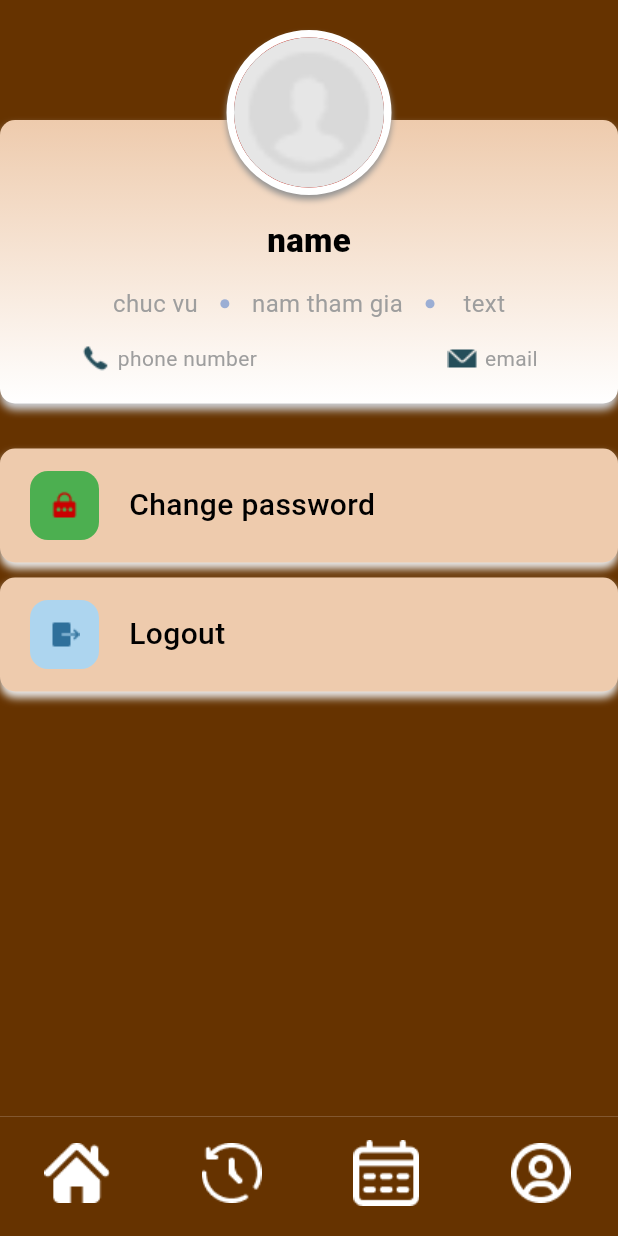
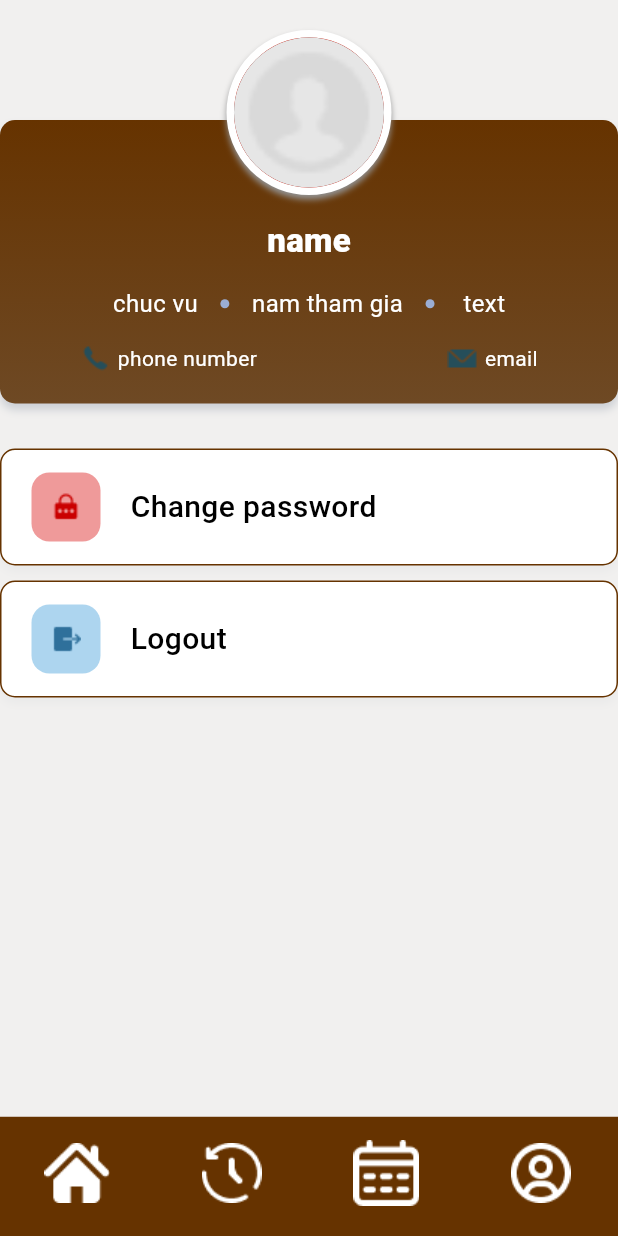
Before and after one commit to 0899905503/ManagementEAS, a Flutter app: the screen it shows after launch, swiped to page 3, on a phone screen of 412 x 824 dp. Run offline on Flutter 3.47's test engine with Material 3 defaults, Android fonts, the phone set to English and light mode, and no system bars; drawn by our look-alikes of cached_network_image; our stand-ins replace equatable, flutter_bloc, get; missing offline and left inert: dart:ffi; network calls fail; Roboto replaces fonts that are missing (AlumniSans).

Commit message:
update UI for Profile screen

```diff
--- a/lib/UI/Employee/profile_page/profile_page.dart
+++ b/lib/UI/Employee/profile_page/profile_page.dart
@@ -26,7 +26,7 @@ class _ProfileState extends State<Profile> {
   Widget _buildBodyWidget() {
     return Container(
         decoration: const BoxDecoration(
-          color: Color(0xff663300),
+          color: Color(0xFFF1F0EF),
         ),
         child: Column(
           children: [
@@ -37,7 +37,7 @@ class _ProfileState extends State<Profile> {
               children: [
                 userInfo(),
                 _avatarWidget(
-                    "https://upos.nq72.de/uploads/media/1701657308_595413654_OIG.y7Qm3KY4fs5.iN9qWcy3"),
+                    "https://upos.nq72.de/uploads/media/1701657308_595413654_OIG.y7Qm3KY4fs5"),
               ],
             ),
             const SizedBox(
@@ -46,7 +46,7 @@ class _ProfileState extends State<Profile> {
             _itemMenu(
               "Change password",
               AppImages.icTkLock,
-              iconBgColor: Colors.green,
+              iconBgColor: Colors.red[200],
               onTap: () => print("change password"),
             ),
             const SizedBox(
@@ -91,7 +91,8 @@ class _ProfileState extends State<Profile> {
       child: Container(
         padding: const EdgeInsets.symmetric(horizontal: 20, vertical: 15),
         decoration: BoxDecoration(
-          color: const Color(0xffEECBAD),
+          border: Border.all(color: AppColors.borderMenuItem, width: 1),
+          color: Colors.white,
           borderRadius: BorderRadius.circular(10),
           boxShadow: const [
             BoxShadow(
@@ -138,8 +139,8 @@ class _ProfileState extends State<Profile> {
         ],
         gradient: const LinearGradient(
           colors: [
-            Color(0xffEECBAD),
-            Colors.white,
+            Color(0xff663300),
+            Color.fromARGB(255, 110, 73, 36),
           ],
           stops: [0.0, 1.0],
           begin: FractionalOffset.topCenter,
@@ -153,7 +154,7 @@ class _ProfileState extends State<Profile> {
           const SizedBox(height: 15),
           Text(
             "name",
-            style: AppTextStyle.blackS22W800,
+            style: AppTextStyle.whiteS22W800,
           ),
           const SizedBox(height: 15),
           Row(
@@ -161,7 +162,7 @@ class _ProfileState extends State<Profile> {
             children: [
               Text(
                 "chuc vu",
-                style: AppTextStyle.greyS16,
+                style: AppTextStyle.whiteS16,
               ),
               Container(
                 width: 6,
@@ -174,7 +175,7 @@ class _ProfileState extends State<Profile> {
               ),
               Text(
                 "nam tham gia",
-                style: AppTextStyle.greyS16,
+                style: AppTextStyle.whiteS16,
               ),
               Container(
                 width: 6,
@@ -187,7 +188,7 @@ class _ProfileState extends State<Profile> {
               ),
               Text(
                 " text",
-                style: AppTextStyle.greyS16,
+                style: AppTextStyle.whiteS16,
               ),
             ],
           ),
@@ -201,7 +202,7 @@ class _ProfileState extends State<Profile> {
                   const SizedBox(width: 5),
                   Text(
                     "phone number",
-                    style: AppTextStyle.greyS14,
+                    style: AppTextStyle.whiteS14,
                   ),
                 ],
               ),
@@ -212,7 +213,7 @@ class _ProfileState extends State<Profile> {
                   const SizedBox(width: 5),
                   Text(
                     "email",
-                    style: AppTextStyle.greyS14,
+                    style: AppTextStyle.whiteS14,
                   )
                 ],
               ),
```
